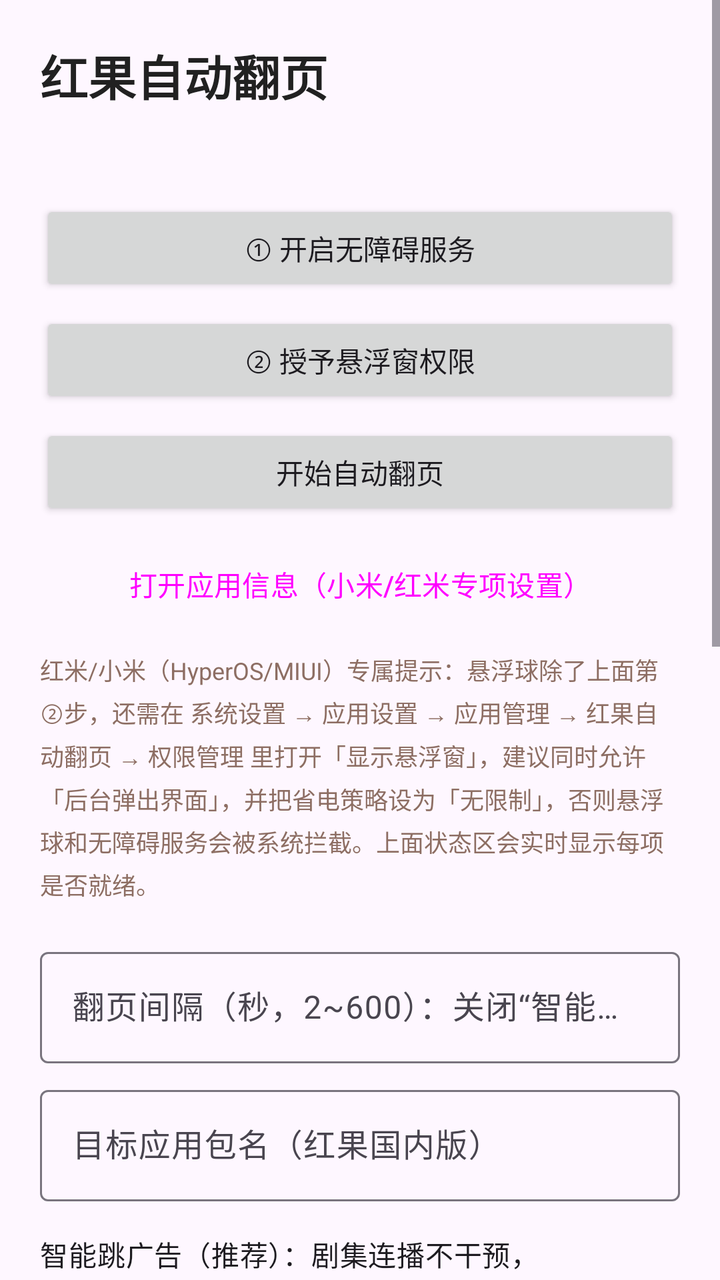
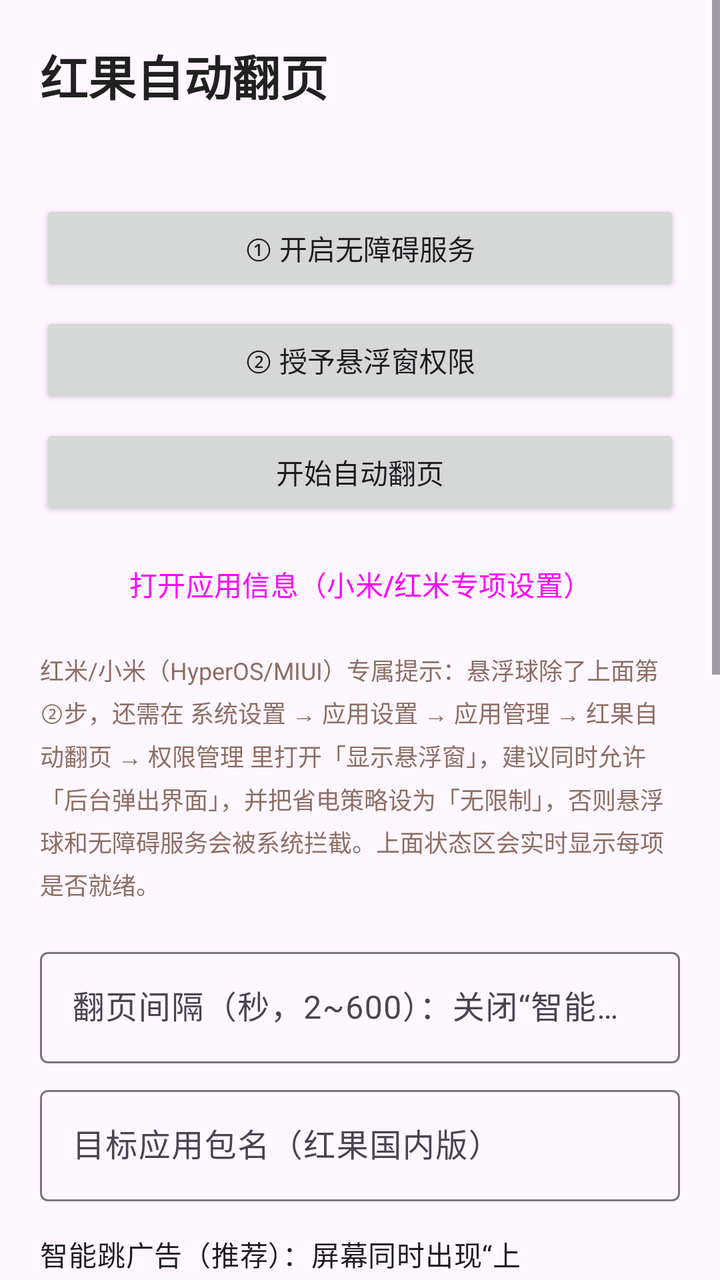

The first picture is an Android layout as it rendered before a commit; the second is the same layout after the commit. The layout source and the unified diff follow.
<!-- AndroidManifest.xml: application theme Theme.Hongguo -->
<!-- res/layout/activity_main.xml -->
<?xml version="1.0" encoding="utf-8"?>
<ScrollView xmlns:android="http://schemas.android.com/apk/res/android"
    xmlns:app="http://schemas.android.com/apk/res-auto"
    android:layout_width="match_parent"
    android:layout_height="match_parent"
    android:fillViewport="true">

    <LinearLayout
        android:layout_width="match_parent"
        android:layout_height="wrap_content"
        android:orientation="vertical"
        android:padding="20dp">

        <TextView
            android:layout_width="wrap_content"
            android:layout_height="wrap_content"
            android:text="@string/app_name"
            android:textColor="#212121"
            android:textSize="24sp"
            android:textStyle="bold" />

        <TextView
            android:id="@+id/statusView"
            android:layout_width="match_parent"
            android:layout_height="wrap_content"
            android:layout_marginTop="10dp"
            android:lineSpacingExtra="4dp"
            android:textSize="14sp" />

        <Button
            android:id="@+id/btnAccessibility"
            android:layout_width="match_parent"
            android:layout_height="wrap_content"
            android:layout_marginTop="16dp"
            android:text="@string/btn_accessibility" />

        <Button
            android:id="@+id/btnOverlayPerm"
            android:layout_width="match_parent"
            android:layout_height="wrap_content"
            android:layout_marginTop="8dp"
            android:text="@string/btn_overlay_perm" />

        <Button
            android:id="@+id/btnToggle"
            android:layout_width="match_parent"
            android:layout_height="wrap_content"
            android:layout_marginTop="8dp"
            android:text="@string/btn_start" />

        <Button
            android:id="@+id/btnAppDetails"
            style="@style/Widget.Material3.Button.OutlinedButton"
            android:layout_width="match_parent"
            android:layout_height="wrap_content"
            android:layout_marginTop="8dp"
            android:text="@string/btn_app_details" />

        <TextView
            android:layout_width="match_parent"
            android:layout_height="wrap_content"
            android:layout_marginTop="10dp"
            android:lineSpacingExtra="4dp"
            android:text="@string/miui_hint"
            android:textColor="#8D6E63"
            android:textSize="12sp" />

        <com.google.android.material.textfield.TextInputLayout
            android:id="@+id/intervalLayout"
            android:layout_width="match_parent"
            android:layout_height="wrap_content"
            android:layout_marginTop="20dp"
            android:hint="@string/hint_interval">

            <com.google.android.material.textfield.TextInputEditText
                android:id="@+id/editInterval"
                android:layout_width="match_parent"
                android:layout_height="wrap_content"
                android:inputType="number"
                android:maxLength="4" />
        </com.google.android.material.textfield.TextInputLayout>

        <com.google.android.material.textfield.TextInputLayout
            android:layout_width="match_parent"
            android:layout_height="wrap_content"
            android:layout_marginTop="8dp"
            android:hint="@string/hint_package">

            <com.google.android.material.textfield.TextInputEditText
                android:id="@+id/editPackage"
                android:layout_width="match_parent"
                android:layout_height="wrap_content"
                android:inputType="text"
                android:maxLines="1" />
        </com.google.android.material.textfield.TextInputLayout>

        <com.google.android.material.materialswitch.MaterialSwitch
            android:id="@+id/switchSmartEnd"
            style="@style/Widget.Material3.CompoundButton.MaterialSwitch"
            android:layout_width="match_parent"
            android:layout_height="wrap_content"
            android:layout_marginTop="16dp"
            android:checked="true"
            app:showText="false"
            android:text="@string/switch_smart_end" />

        <com.google.android.material.materialswitch.MaterialSwitch
            android:id="@+id/switchAdWait"
            style="@style/Widget.Material3.CompoundButton.MaterialSwitch"
            android:layout_width="match_parent"
            android:layout_height="wrap_content"
            android:layout_marginTop="4dp"
            android:checked="true"
            app:showText="false"
            android:text="@string/switch_ad_wait" />

        <com.google.android.material.materialswitch.MaterialSwitch
            android:id="@+id/switchOnlyTarget"
            style="@style/Widget.Material3.CompoundButton.MaterialSwitch"
            android:layout_width="match_parent"
            android:layout_height="wrap_content"
            android:layout_marginTop="4dp"
            android:checked="true"
            app:showText="false"
            android:text="@string/switch_only_target" />

        <com.google.android.material.materialswitch.MaterialSwitch
            android:id="@+id/switchJitter"
            style="@style/Widget.Material3.CompoundButton.MaterialSwitch"
            android:layout_width="match_parent"
            android:layout_height="wrap_content"
            android:layout_marginTop="4dp"
            android:checked="true"
            app:showText="false"
            android:text="@string/switch_jitter" />

        <com.google.android.material.materialswitch.MaterialSwitch
            android:id="@+id/switchOverlay"
            style="@style/Widget.Material3.CompoundButton.MaterialSwitch"
            android:layout_width="match_parent"
            android:layout_height="wrap_content"
            android:layout_marginTop="4dp"
            app:showText="false"
            android:text="@string/switch_overlay" />

        <Button
            android:id="@+id/btnTest"
            style="@style/Widget.Material3.Button.OutlinedButton"
            android:layout_width="match_parent"
            android:layout_height="wrap_content"
            android:layout_marginTop="20dp"
            android:text="@string/btn_test" />

        <Button
            android:id="@+id/btnDiagnose"
            style="@style/Widget.Material3.Button.OutlinedButton"
            android:layout_width="match_parent"
            android:layout_height="wrap_content"
            android:layout_marginTop="8dp"
            android:text="@string/btn_diagnose" />

        <TextView
            android:layout_width="match_parent"
            android:layout_height="wrap_content"
            android:layout_marginTop="24dp"
            android:lineSpacingExtra="4dp"
            android:text="@string/usage_hint"
            android:textColor="#757575"
            android:textSize="12sp" />

        <TextView
            android:layout_width="match_parent"
            android:layout_height="wrap_content"
            android:layout_marginTop="12dp"
            android:lineSpacingExtra="4dp"
            android:text="@string/disclaimer"
            android:textColor="#9E9E9E"
            android:textSize="11sp" />
    </LinearLayout>
</ScrollView>
<!-- resources referenced by this layout -->
<resources>
  <string name="app_name">红果自动翻页</string>
  <string name="btn_accessibility">① 开启无障碍服务</string>
  <string name="btn_app_details">打开应用信息（小米/红米专项设置）</string>
  <string name="btn_diagnose">诊断读屏（广告出现时点我，结果会弹窗）</string>
  <string name="btn_overlay_perm">② 授予悬浮窗权限</string>
  <string name="btn_start">开始自动翻页</string>
  <string name="btn_test">测试一次上滑</string>
  <string name="disclaimer">本应用仅通过系统无障碍服务模拟手势，不修改、不破解任何应用。自动化操作第三方应用可能违反其用户协议，由此产生的风险请自行评估；请勿用于刷量等违反平台规则的用途。</string>
  <string name="hint_interval">翻页间隔（秒，2~600）：关闭“智能跳广告”时使用</string>
  <string name="hint_package">目标应用包名（红果国内版）</string>
  <string name="miui_hint">红米/小米（HyperOS/MIUI）专属提示：悬浮球除了上面第②步，还需在 系统设置 → 应用设置 → 应用管理 → 红果自动翻页 → 权限管理 里打开「显示悬浮窗」，建议同时允许「后台弹出界面」，并把省电策略设为「无限制」，否则悬浮球和无障碍服务会被系统拦截。上面状态区会实时显示每项是否就绪。</string>
  <string name="switch_ad_wait">自动等广告：识别到“N秒后可继续上滑”倒计时时先等待，结束立即翻页</string>
  <string name="switch_jitter">间隔加一点随机浮动（更自然）</string>
  <string name="switch_only_target">仅当目标应用在前台时才翻页</string>
  <string name="switch_overlay">显示悬浮球（点击开始/停止，长按隐藏）</string>
  <string name="switch_smart_end">智能跳广告（推荐）：剧集连播不干预，检测到广告时等“上滑继续观看”提示或倒计时结束后自动划走；关闭则按固定间隔翻页</string>
  <string name="usage_hint">使用方法：① 开启无障碍服务（悬浮球自动出现）→ ② 打开红果短剧，点悬浮球 ▶ 开始。剧集会由红果自动连播，本应用只在出现广告时出手：等“上滑继续观看”提示出现（或“N秒后可继续上滑”倒计时结束）就自动划走广告，横竖屏全屏通用。关闭“智能跳广告”则按下方间隔定时翻页。红果海外版请把包名改为 com.phoenix.read.oversea.gp。</string>
  <style name="Theme.Hongguo" parent="Theme.Material3.DayNight.NoActionBar">
          <item name="colorPrimary">@color/primary</item>
          <item name="colorOnPrimary">#FFFFFF</item>
          <item name="colorSecondary">@color/primary</item>
          <item name="android:statusBarColor">@color/primary_dark</item>
      </style>
  <color name="primary">#E53935</color>
  <color name="primary_dark">#C62828</color>
</resources>

<!-- the commit's change to res/layout/activity_main.xml (unified diff, before → after) -->
@@ -105,16 +105,6 @@
             android:text="@string/switch_smart_end" />
 
         <com.google.android.material.materialswitch.MaterialSwitch
-            android:id="@+id/switchAdWait"
-            style="@style/Widget.Material3.CompoundButton.MaterialSwitch"
-            android:layout_width="match_parent"
-            android:layout_height="wrap_content"
-            android:layout_marginTop="4dp"
-            android:checked="true"
-            app:showText="false"
-            android:text="@string/switch_ad_wait" />
-
-        <com.google.android.material.materialswitch.MaterialSwitch
             android:id="@+id/switchOnlyTarget"
             style="@style/Widget.Material3.CompoundButton.MaterialSwitch"
             android:layout_width="match_parent"
<!-- resource entries referenced after the edit -->
@@ -11,12 +11,11 @@
   <string name="hint_interval">翻页间隔（秒，2~600）：关闭“智能跳广告”时使用</string>
   <string name="hint_package">目标应用包名（红果国内版）</string>
   <string name="miui_hint">红米/小米（HyperOS/MIUI）专属提示：悬浮球除了上面第②步，还需在 系统设置 → 应用设置 → 应用管理 → 红果自动翻页 → 权限管理 里打开「显示悬浮窗」，建议同时允许「后台弹出界面」，并把省电策略设为「无限制」，否则悬浮球和无障碍服务会被系统拦截。上面状态区会实时显示每项是否就绪。</string>
-  <string name="switch_ad_wait">自动等广告：识别到“N秒后可继续上滑”倒计时时先等待，结束立即翻页</string>
   <string name="switch_jitter">间隔加一点随机浮动（更自然）</string>
   <string name="switch_only_target">仅当目标应用在前台时才翻页</string>
   <string name="switch_overlay">显示悬浮球（点击开始/停止，长按隐藏）</string>
-  <string name="switch_smart_end">智能跳广告（推荐）：剧集连播不干预，检测到广告时等“上滑继续观看”提示或倒计时结束后自动划走；关闭则按固定间隔翻页</string>
-  <string name="usage_hint">使用方法：① 开启无障碍服务（悬浮球自动出现）→ ② 打开红果短剧，点悬浮球 ▶ 开始。剧集会由红果自动连播，本应用只在出现广告时出手：等“上滑继续观看”提示出现（或“N秒后可继续上滑”倒计时结束）就自动划走广告，横竖屏全屏通用。关闭“智能跳广告”则按下方间隔定时翻页。红果海外版请把包名改为 com.phoenix.read.oversea.gp。</string>
+  <string name="switch_smart_end">智能跳广告（推荐）：屏幕同时出现“上滑继续观看短剧/剧集”提示和“广告”标识、且不在剧集页时自动划走；关闭则按固定间隔翻页</string>
+  <string name="usage_hint">使用方法：① 开启无障碍服务（悬浮球自动出现并自动开始）→ ② 打开红果短剧正常观看。剧集会由红果自动连播，本应用只在屏幕同时出现“上滑继续观看短剧/剧集”提示和“广告”标识、且不在剧集页时，自动上滑划走广告（横竖屏全屏通用）。关闭“智能跳广告”则按下方间隔定时翻页。红果海外版请把包名改为 com.phoenix.read.oversea.gp。</string>
   <style name="Theme.Hongguo" parent="Theme.Material3.DayNight.NoActionBar">
           <item name="colorPrimary">@color/primary</item>
           <item name="colorOnPrimary">#FFFFFF</item>
